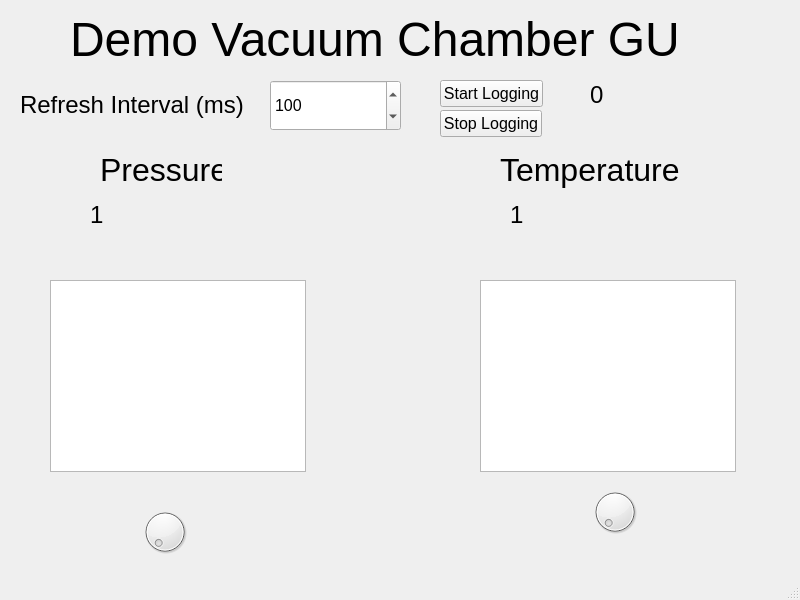
The window that TVC-GUI-UI.ui (Coasternaut/ThermalVacuumChamberGUI) describes before a commit, drawn with Qt 5.
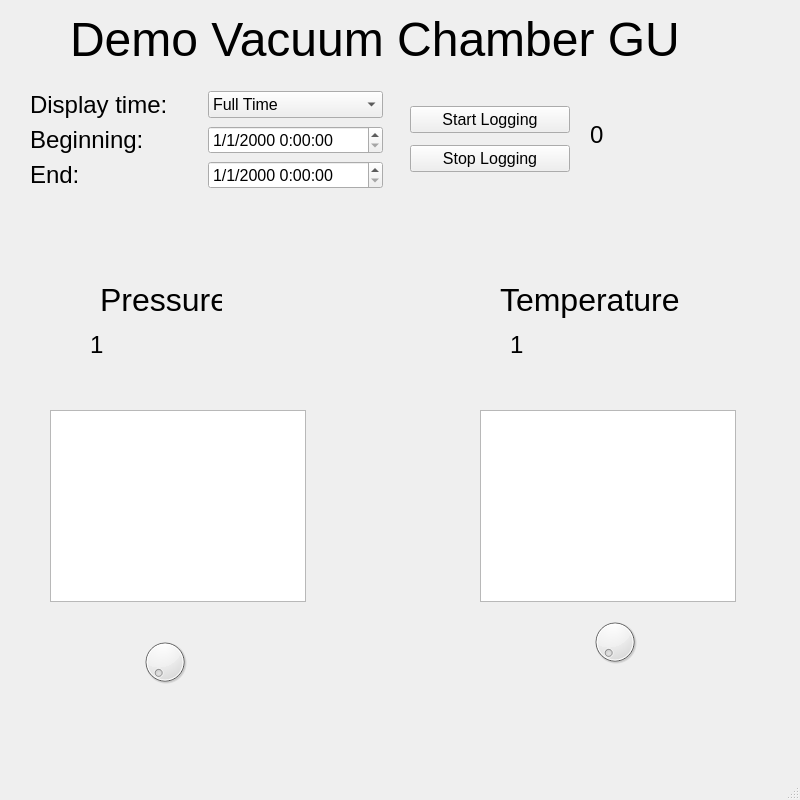
The same window after the commit. Custom widgets are drawn as their Qt base class.

Commit message: added beginning/ends to gui

Diff of the .ui file:
```diff
--- a/TVC-GUI-UI.ui
+++ b/TVC-GUI-UI.ui
@@ -7,9 +7,14 @@
     <x>0</x>
     <y>0</y>
     <width>800</width>
-    <height>600</height>
+    <height>800</height>
    </rect>
   </property>
+  <property name="font">
+   <font>
+    <pointsize>12</pointsize>
+   </font>
+  </property>
   <property name="windowTitle">
    <string>MainWindow</string>
   </property>
@@ -36,7 +41,7 @@
     <property name="geometry">
      <rect>
       <x>100</x>
-      <y>150</y>
+      <y>280</y>
       <width>122</width>
       <height>39</height>
      </rect>
@@ -54,7 +59,7 @@
     <property name="geometry">
      <rect>
       <x>500</x>
-      <y>150</y>
+      <y>280</y>
       <width>185</width>
       <height>39</height>
      </rect>
@@ -72,7 +77,7 @@
     <property name="geometry">
      <rect>
       <x>590</x>
-      <y>80</y>
+      <y>120</y>
       <width>128</width>
       <height>29</height>
      </rect>
@@ -90,7 +95,7 @@
     <property name="geometry">
      <rect>
       <x>90</x>
-      <y>200</y>
+      <y>330</y>
       <width>168</width>
       <height>29</height>
      </rect>
@@ -108,7 +113,7 @@
     <property name="geometry">
      <rect>
       <x>510</x>
-      <y>200</y>
+      <y>330</y>
       <width>168</width>
       <height>29</height>
      </rect>
@@ -126,7 +131,7 @@
     <property name="geometry">
      <rect>
       <x>50</x>
-      <y>280</y>
+      <y>410</y>
       <width>256</width>
       <height>192</height>
      </rect>
@@ -136,7 +141,7 @@
     <property name="geometry">
      <rect>
       <x>480</x>
-      <y>280</y>
+      <y>410</y>
       <width>256</width>
       <height>192</height>
      </rect>
@@ -146,7 +151,7 @@
     <property name="geometry">
      <rect>
       <x>140</x>
-      <y>500</y>
+      <y>630</y>
       <width>50</width>
       <height>64</height>
      </rect>
@@ -164,53 +169,11 @@
      <bool>false</bool>
     </property>
    </widget>
-   <widget class="QLabel" name="refreshLabel">
-    <property name="geometry">
-     <rect>
-      <x>20</x>
-      <y>90</y>
-      <width>229</width>
-      <height>29</height>
-     </rect>
-    </property>
-    <property name="font">
-     <font>
-      <pointsize>18</pointsize>
-     </font>
-    </property>
-    <property name="text">
-     <string>Refresh Interval (ms)</string>
-    </property>
-   </widget>
-   <widget class="QSpinBox" name="refreshBox">
-    <property name="geometry">
-     <rect>
-      <x>270</x>
-      <y>80</y>
-      <width>131</width>
-      <height>51</height>
-     </rect>
-    </property>
-    <property name="font">
-     <font>
-      <pointsize>12</pointsize>
-     </font>
-    </property>
-    <property name="minimum">
-     <number>1</number>
-    </property>
-    <property name="maximum">
-     <number>10000</number>
-    </property>
-    <property name="value">
-     <number>100</number>
-    </property>
-   </widget>
    <widget class="QDial" name="tempDial">
     <property name="geometry">
      <rect>
       <x>590</x>
-      <y>480</y>
+      <y>610</y>
       <width>50</width>
       <height>64</height>
      </rect>
@@ -228,41 +191,149 @@
      <bool>false</bool>
     </property>
    </widget>
-   <widget class="QPushButton" name="startButton">
+   <widget class="QWidget" name="gridLayoutWidget">
     <property name="geometry">
      <rect>
-      <x>440</x>
-      <y>80</y>
-      <width>103</width>
-      <height>27</height>
+      <x>30</x>
+      <y>90</y>
+      <width>353</width>
+      <height>101</height>
      </rect>
     </property>
-    <property name="font">
-     <font>
-      <pointsize>12</pointsize>
-     </font>
-    </property>
-    <property name="text">
-     <string>Start Logging</string>
-    </property>
+    <layout class="QGridLayout" name="gridLayout">
+     <item row="0" column="0">
+      <widget class="QLabel" name="label">
+       <property name="font">
+        <font>
+         <pointsize>18</pointsize>
+        </font>
+       </property>
+       <property name="text">
+        <string>Display time:</string>
+       </property>
+      </widget>
+     </item>
+     <item row="0" column="1">
+      <widget class="QComboBox" name="comboBox">
+       <item>
+        <property name="text">
+         <string>Full Time</string>
+        </property>
+       </item>
+       <item>
+        <property name="text">
+         <string>30 min</string>
+        </property>
+       </item>
+       <item>
+        <property name="text">
+         <string>1 hr</string>
+        </property>
+       </item>
+       <item>
+        <property name="text">
+         <string>2 hr</string>
+        </property>
+       </item>
+       <item>
+        <property name="text">
+         <string>4 hr</string>
+        </property>
+       </item>
+       <item>
+        <property name="text">
+         <string>Custom</string>
+        </property>
+       </item>
+      </widget>
+     </item>
+     <item row="1" column="0">
+      <widget class="QLabel" name="label_2">
+       <property name="font">
+        <font>
+         <pointsize>18</pointsize>
+        </font>
+       </property>
+       <property name="text">
+        <string>Beginning:</string>
+       </property>
+      </widget>
+     </item>
+     <item row="2" column="0">
+      <widget class="QLabel" name="label_3">
+       <property name="font">
+        <font>
+         <pointsize>18</pointsize>
+        </font>
+       </property>
+       <property name="text">
+        <string>End:</string>
+       </property>
+      </widget>
+     </item>
+     <item row="1" column="1">
+      <widget class="QDateTimeEdit" name="dateTimeEdit_begin">
+       <property name="currentSection">
+        <enum>QDateTimeEdit::MonthSection</enum>
+       </property>
+       <property name="displayFormat">
+        <string>M/d/yyyy h:mm:ss</string>
+       </property>
+       <property name="calendarPopup">
+        <bool>false</bool>
+       </property>
+      </widget>
+     </item>
+     <item row="2" column="1">
+      <widget class="QDateTimeEdit" name="dateTimeEdit_end">
+       <property name="currentSection">
+        <enum>QDateTimeEdit::MonthSection</enum>
+       </property>
+       <property name="displayFormat">
+        <string>M/d/yyyy h:mm:ss</string>
+       </property>
+       <property name="calendarPopup">
+        <bool>false</bool>
+       </property>
+      </widget>
+     </item>
+    </layout>
    </widget>
-   <widget class="QPushButton" name="stopButton">
+   <widget class="QWidget" name="verticalLayoutWidget">
     <property name="geometry">
      <rect>
-      <x>440</x>
-      <y>110</y>
-      <width>102</width>
-      <height>27</height>
+      <x>410</x>
+      <y>100</y>
+      <width>160</width>
+      <height>80</height>
      </rect>
     </property>
-    <property name="font">
-     <font>
-      <pointsize>12</pointsize>
-     </font>
-    </property>
-    <property name="text">
-     <string>Stop Logging</string>
-    </property>
+    <layout class="QVBoxLayout" name="verticalLayout">
+     <item>
+      <widget class="QPushButton" name="startButton">
+       <property name="font">
+        <font>
+         <pointsize>12</pointsize>
+        </font>
+       </property>
+       <property name="text">
+        <string>Start Logging</string>
+       </property>
+      </widget>
+     </item>
+     <item>
+      <widget class="QPushButton" name="stopButton">
+       <property name="font">
+        <font>
+         <pointsize>12</pointsize>
+        </font>
+       </property>
+       <property name="text">
+        <string>Stop Logging</string>
+       </property>
+      </widget>
+     </item>
+    </layout>
    </widget>
   </widget>
   <widget class="QMenuBar" name="menubar">
```
Left out of the diff: 2 changed lines with no effect on the pictures.
